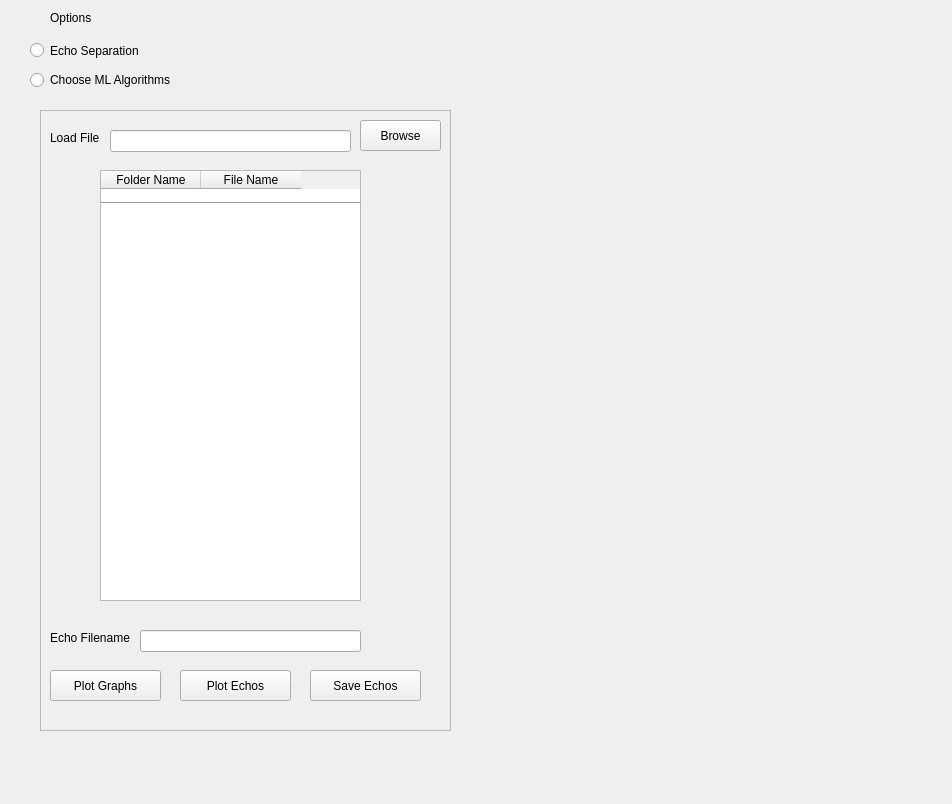
KamalByanjankar/MinimizeFeatureVectorUsingPCA, file Main_User_Interface/Individual_Project.ui: the form before one commit.
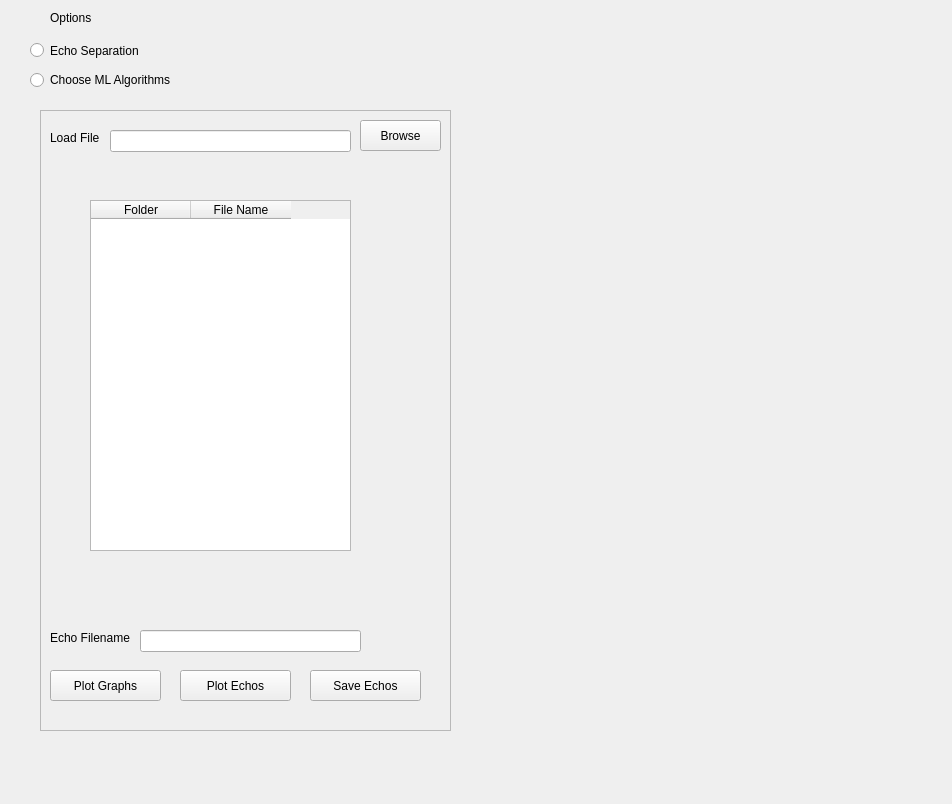
The form after the commit.

The edit to the form file:
```diff
--- a/Main_User_Interface/Individual_Project.ui
+++ b/Main_User_Interface/Individual_Project.ui
@@ -103,31 +103,18 @@
      <string>Browse</string>
     </property>
    </widget>
-   <widget class="Line" name="line">
-    <property name="geometry">
-     <rect>
-      <x>60</x>
-      <y>70</y>
-      <width>261</width>
-      <height>16</height>
-     </rect>
-    </property>
-    <property name="orientation">
-     <enum>Qt::Horizontal</enum>
-    </property>
-   </widget>
    <widget class="QTableWidget" name="table_widget">
     <property name="geometry">
      <rect>
-      <x>60</x>
-      <y>60</y>
+      <x>50</x>
+      <y>90</y>
       <width>261</width>
-      <height>431</height>
+      <height>351</height>
      </rect>
     </property>
     <column>
      <property name="text">
-      <string>Folder Name</string>
+      <string>Folder</string>
      </property>
     </column>
     <column>
@@ -198,19 +185,6 @@
      <string>Plot Echos</string>
     </property>
    </widget>
-   <widget class="Line" name="line_2">
-    <property name="geometry">
-     <rect>
-      <x>60</x>
-      <y>85</y>
-      <width>261</width>
-      <height>16</height>
-     </rect>
-    </property>
-    <property name="orientation">
-     <enum>Qt::Horizontal</enum>
-    </property>
-   </widget>
   </widget>
  </widget>
  <resources/>
```
